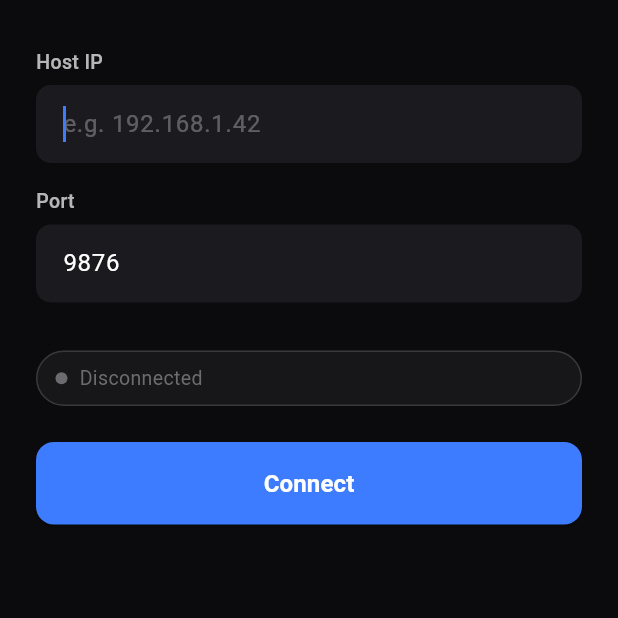
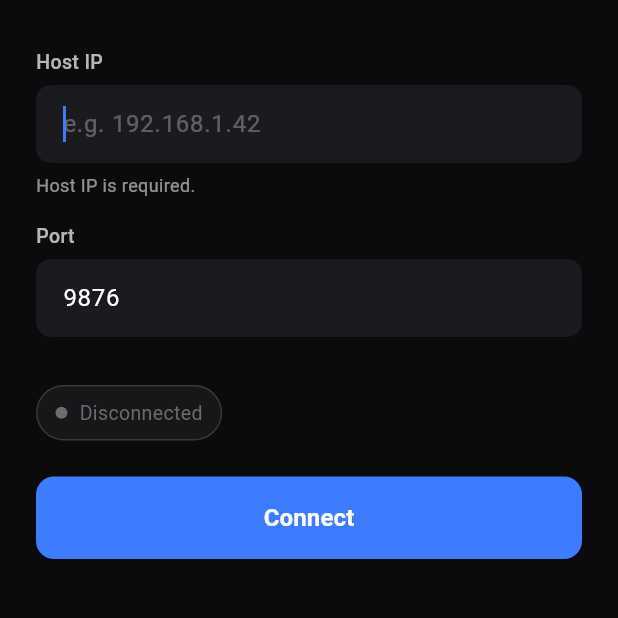
Before and after one commit to Rushabh9033/airpad, a Flutter app: the screen it shows after launch, after a tap on "Connect", on a phone screen of 412 x 824 dp, the part 251-869 px from its top. Run offline on Flutter 3.47's test engine with Material 3 defaults, Android fonts, the phone set to English and light mode, and no system bars; our stand-ins replace flutter_mobx, go_router, mobx, shared_preferences.

Commit message:
fix(connection): scroll when keyboard opens, dismiss keyboard on Connect
- Wrap body in SingleChildScrollView so the soft keyboard doesn't
  push the Connect button off-screen.
- Status pill now Align(centerLeft) to match the rest of the column.
- Dismiss the keyboard before connect() runs so it doesn't swallow
  the button's hit area.
- Add 'Host IP required' inline hint when empty.
- Add textInputAction=Done and onChanged rebuild so the hint tracks
  state.
- Drop unnecessary setState in _loadPrefs; mutating the controller's
  text already triggers a rebuild.

```diff
--- a/lib/features/connection/pages/connection_page.dart
+++ b/lib/features/connection/pages/connection_page.dart
@@ -33,10 +33,8 @@ class _ConnectionPageState extends State<ConnectionPage> {
     final h = p.getString(_prefHost);
     final pt = p.getInt(_prefPort);
     if (!mounted) return;
-    setState(() {
-      if (h != null && h.isNotEmpty) _hostCtrl.text = h;
-      if (pt != null) _portCtrl.text = '$pt';
-    });
+    if (h != null && h.isNotEmpty) _hostCtrl.text = h;
+    if (pt != null) _portCtrl.text = '$pt';
   }
 
   Future<void> _savePrefs(String host, int port) async {
@@ -54,13 +52,15 @@ class _ConnectionPageState extends State<ConnectionPage> {
   }
 
   Future<void> _connect() async {
+    // Dismiss keyboard first so it doesn't swallow the button area.
+    FocusScope.of(context).unfocus();
     final host = _hostCtrl.text.trim();
     final port = int.tryParse(_portCtrl.text.trim()) ?? defaultPort;
     if (host.isEmpty) {
       _hostFocus.requestFocus();
+      if (mounted) setState(() {});
       return;
     }
-    FocusScope.of(context).unfocus();
     await _savePrefs(host, port);
     await widget.controller.connect(host, port);
     if (!mounted) return;
@@ -79,12 +79,13 @@ class _ConnectionPageState extends State<ConnectionPage> {
         title: const Text('Airpad'),
       ),
       body: SafeArea(
-        child: Padding(
+        child: SingleChildScrollView(
           padding: const EdgeInsets.symmetric(horizontal: 24, vertical: 32),
           child: Observer(
             builder: (_) {
               final status = widget.controller.status.value;
               final error = widget.controller.lastError.value;
+              final hostEmpty = _hostCtrl.text.trim().isEmpty;
               return Column(
                 crossAxisAlignment: CrossAxisAlignment.stretch,
                 children: [
@@ -111,7 +112,22 @@ class _ConnectionPageState extends State<ConnectionPage> {
                     focusNode: _hostFocus,
                     keyboardType: TextInputType.number,
                     hint: 'e.g. 192.168.1.42',
+                    onChanged: (_) {
+                      // Rebuild so the inline hint shows/hides.
+                      setState(() {});
+                    },
                   ),
+                  if (hostEmpty)
+                    Padding(
+                      padding: const EdgeInsets.only(top: 6),
+                      child: Text(
+                        'Host IP is required.',
+                        style: TextStyle(
+                          color: Colors.white.withValues(alpha: 0.55),
+                          fontSize: 12,
+                        ),
+                      ),
+                    ),
                   const SizedBox(height: 16),
                   _Field(
                     label: 'Port',
@@ -120,7 +136,10 @@ class _ConnectionPageState extends State<ConnectionPage> {
                     hint: '9876',
                   ),
                   const SizedBox(height: 32),
-                  _StatusPill(status: status, error: error),
+                  Align(
+                    alignment: Alignment.centerLeft,
+                    child: _StatusPill(status: status, error: error),
+                  ),
                   const SizedBox(height: 24),
                   ElevatedButton(
                     onPressed: status == ConnectionStatus.connecting
@@ -181,6 +200,7 @@ class _Field extends StatelessWidget {
   final TextInputType keyboardType;
   final String hint;
   final FocusNode? focusNode;
+  final ValueChanged<String>? onChanged;
 
   const _Field({
     required this.label,
@@ -188,6 +208,7 @@ class _Field extends StatelessWidget {
     required this.keyboardType,
     required this.hint,
     this.focusNode,
+    this.onChanged,
   });
 
   @override
@@ -210,6 +231,8 @@ class _Field extends StatelessWidget {
           keyboardType: keyboardType,
           autocorrect: false,
           enableSuggestions: false,
+          onChanged: onChanged,
+          textInputAction: TextInputAction.done,
           style: const TextStyle(color: Colors.white, fontSize: 16),
           cursorColor: const Color(0xFF3D7CFF),
           decoration: InputDecoration(
```
